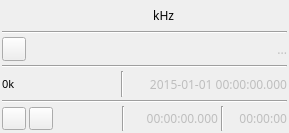
This is plugins/samplesource/filesource/filesourcegui.ui in f4exb/sdrangel as Qt 5 draws it before an edit. The edited form follows.
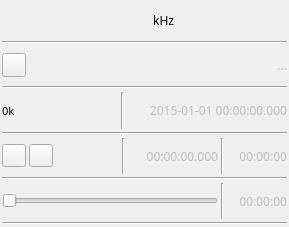
This is the edited form. Icons and pictures are not drawn. Custom widgets are drawn as their Qt base class.

Commit message: File source plugin: added passive navigation slider

What changed in the file:
```diff
--- a/plugins/samplesource/filesource/filesourcegui.ui
+++ b/plugins/samplesource/filesource/filesourcegui.ui
@@ -7,7 +7,7 @@
     <x>0</x>
     <y>0</y>
     <width>289</width>
-    <height>133</height>
+    <height>227</height>
    </rect>
   </property>
   <property name="sizePolicy">
@@ -362,6 +362,69 @@
      </item>
     </layout>
    </item>
+   <item>
+    <widget class="Line" name="line_rate2">
+     <property name="orientation">
+      <enum>Qt::Horizontal</enum>
+     </property>
+    </widget>
+   </item>
+   <item>
+    <layout class="QHBoxLayout" name="horizontalLayout_nav">
+     <item>
+      <widget class="QSlider" name="navTimeSlider">
+       <property name="toolTip">
+        <string>Time navigator</string>
+       </property>
+       <property name="maximum">
+        <number>100</number>
+       </property>
+       <property name="pageStep">
+        <number>1</number>
+       </property>
+       <property name="orientation">
+        <enum>Qt::Horizontal</enum>
+       </property>
+      </widget>
+     </item>
+     <item>
+      <widget class="Line" name="line">
+       <property name="orientation">
+        <enum>Qt::Vertical</enum>
+       </property>
+      </widget>
+     </item>
+     <item>
+      <widget class="QLabel" name="navTimeText">
+       <property name="enabled">
+        <bool>false</bool>
+       </property>
+       <property name="minimumSize">
+        <size>
+         <width>60</width>
+         <height>0</height>
+        </size>
+       </property>
+       <property name="toolTip">
+        <string>Navigate time</string>
+       </property>
+       <property name="text">
+        <string>00:00:00</string>
+       </property>
+       <property name="alignment">
+        <set>Qt::AlignRight|Qt::AlignTrailing|Qt::AlignVCenter</set>
+       </property>
+      </widget>
+     </item>
+    </layout>
+   </item>
+   <item>
+    <widget class="Line" name="line_nav">
+     <property name="orientation">
+      <enum>Qt::Horizontal</enum>
+     </property>
+    </widget>
+   </item>
   </layout>
  </widget>
  <customwidgets>
```
The commit also changes 1 other file.
